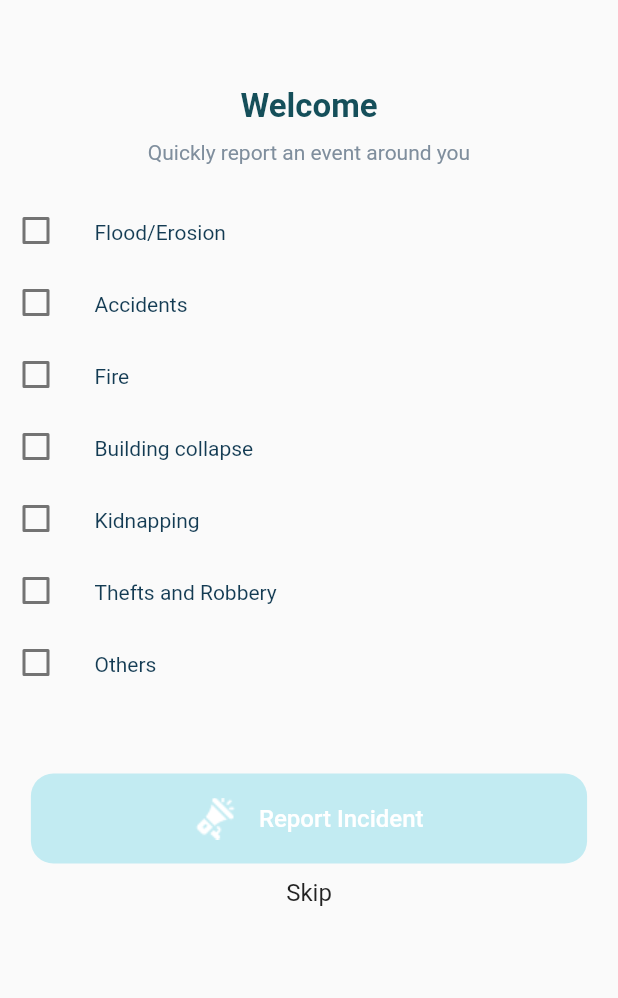
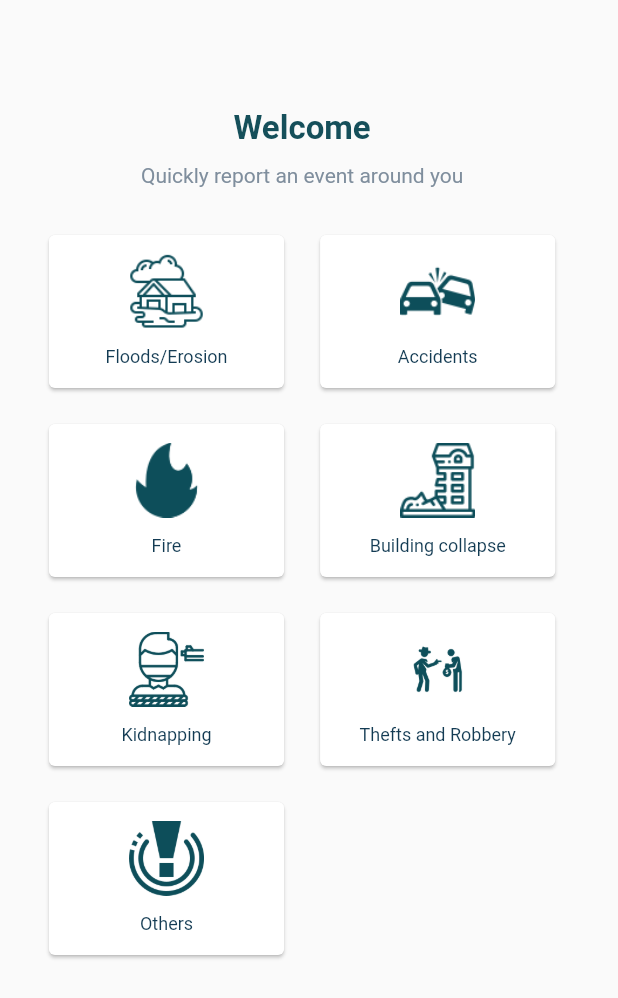
Before and after one commit to Emeka-Chukwu/crisis_it, a Flutter app: the NewMenuHome screen opened directly, on a phone screen of 412 x 824 dp. Shown: the top 998 px of the screen. Run offline on Flutter 3.47's test engine with Material 2 defaults, Android fonts, the phone set to English and light mode, and no system bars; our stand-ins replace audioplayers, cloud_firestore, file_picker, firebase_auth, firebase_core, firebase_dynamic_links and 8 more; missing offline and left inert: flutter_sms, images_picker, light_compressor, record; accounts and stored records are empty; project files that could hold a hidden picture were left out.

Commit message:
changes made

```diff
--- a/lib/src/screens/help/help_details.dart
+++ b/lib/src/screens/help/help_details.dart
@@ -14,7 +14,7 @@ class HelpScreenDetails extends StatelessWidget {
           child: Container(
             child: Column(
               children: [
-                YMargin(Responsive.screenHeight(3, context)),
+                YMargin(Responsive.screenHeight(5, context)),
                 Row(
                   children: [
                     GestureDetector(
--- a/lib/src/screens/menu/new_hom.dart
+++ b/lib/src/screens/menu/new_hom.dart
@@ -9,15 +9,19 @@ class NewMenuHome extends StatelessWidget {
   @override
   Widget build(BuildContext context) {
     return Scaffold(
-      body: Consumer(
+      body: SingleChildScrollView(
+        child: Consumer(
           builder: (context, watch, child) {
             final user = watch(userProvider);
             return Container(
+              padding: EdgeInsets.symmetric(
+                  horizontal: Responsive.screenWidth(5, context)),
               child: Column(
                 children: [
                   YMargin(
                     Responsive.screenHeight(7, context),
                   ),
+                  YMargin(15),
                   Text(
                     "Welcome",
                     style: TextStyle(
@@ -36,97 +40,73 @@ class NewMenuHome extends StatelessWidget {
                     ),
                   ),
                   YMargin(20),
-                IndicentTypeSelector(
-                  incident: "Flood/Erosion",
-                  onTap: () => user.setIndexCategory(1),
-                  user: user,
-                  index: 1,
+                  Wrap(
+                    direction: Axis.horizontal,
+                    children: [
+                      IndicentTypeSelectorSec(
+                        incident: "Floods/Erosion",
+                        onTap: () {
+                          user.setIndexCategory(1);
+                          changeScreen(context, MainScreenDashBoard());
+                        },
+                        imageUrl: "assets/images/flood_.png",
                       ),
-                IndicentTypeSelector(
+                      IndicentTypeSelectorSec(
                         incident: "Accidents",
-                  onTap: () => user.setIndexCategory(2),
-                  user: user,
-                  index: 2,
+                        onTap: () {
+                          user.setIndexCategory(2);
+                          changeScreen(context, MainScreenDashBoard());
+                        },
+                        imageUrl: "assets/images/accidents_.png",
                       ),
-                IndicentTypeSelector(
+                      IndicentTypeSelectorSec(
                         incident: "Fire",
-                  onTap: () => user.setIndexCategory(3),
-                  user: user,
-                  index: 3,
+                        onTap: () {
+                          user.setIndexCategory(3);
+                          changeScreen(context, MainScreenDashBoard());
+                        },
+                        imageUrl: "assets/images/fire_.png",
                       ),
-                IndicentTypeSelector(
+                      IndicentTypeSelectorSec(
                         incident: "Building collapse",
-                  onTap: () => user.setIndexCategory(4),
-                  user: user,
-                  index: 4,
+                        onTap: () {
+                          user.setIndexCategory(4);
+                          changeScreen(context, MainScreenDashBoard());
+                        },
+                        imageUrl: "assets/images/collapse_.png",
                       ),
-                IndicentTypeSelector(
+                      IndicentTypeSelectorSec(
                         incident: "Kidnapping",
-                  onTap: () => user.setIndexCategory(5),
-                  user: user,
-                  index: 5,
+                        onTap: () {
+                          user.setIndexCategory(5);
+                          changeScreen(context, MainScreenDashBoard());
+                        },
+                        imageUrl: "assets/images/kidnapping.png",
                       ),
-                IndicentTypeSelector(
+                      IndicentTypeSelectorSec(
                         incident: "Thefts and Robbery",
-                  onTap: () => user.setIndexCategory(6),
-                  user: user,
-                  index: 6,
+                        onTap: () {
+                          user.setIndexCategory(6);
+                          changeScreen(context, MainScreenDashBoard());
+                        },
+                        imageUrl: "assets/images/robbery.png",
                       ),
-                IndicentTypeSelector(
+                      IndicentTypeSelectorSec(
                         incident: "Others",
-                  onTap: () => user.setIndexCategory(7),
-                  user: user,
-                  index: 7,
+                        onTap: () {
+                          user.setIndexCategory(7);
+                          changeScreen(context, MainScreenDashBoard());
+                        },
+                        imageUrl: "assets/images/crisis.png",
+                      ),
+                    ],
                   ),
                   YMargin(50),
-                GestureDetector(
-                  behavior: HitTestBehavior.opaque,
-                  onTap: () => user.indexCategory != 0
-                      ? changeScreen(context, MainScreenDashBoard())
-                      : null,
-                  child: Container(
-                    width: Responsive.screenWidth(90, context),
-                    height: 60,
-                    decoration: BoxDecoration(
-                      color: user.indexCategory != 0
-                          ? AppColor.darkGreen
-                          : AppColor.cyan,
-                      borderRadius: BorderRadius.circular(15),
-                    ),
-                    child: Row(
-                      mainAxisAlignment: MainAxisAlignment.center,
-                      children: [
-                        Image(
-                          image: AssetImage("megaphone2".png),
-                        ),
-                        XMargin(15),
-                        Text(
-                          "Report Incident",
-                          style: TextStyle(
-                            fontWeight: FontWeight.w500,
-                            color: AppColor.white,
-                            fontSize: 16,
-                          ),
-                        )
-                      ],
-                    ),
-                  ),
-                ),
-                YMargin(10),
-                GestureDetector(
-                  onTap: null,
-                  child: Text(
-                    "Skip",
-                    style: TextStyle(
-                      fontSize: 16,
-                      fontWeight: FontWeight.w400,
-                    ),
-                  ),
-                ),
                 ],
               ),
             );
           },
+        ),
       ),
     );
   }
@@ -168,3 +148,48 @@ class IndicentTypeSelector extends StatelessWidget {
     );
   }
 }
+
+class IndicentTypeSelectorSec extends StatelessWidget {
+  final Function onTap;
+  final String imageUrl;
+  final String incident;
+
+  const IndicentTypeSelectorSec({
+    Key? key,
+    required this.onTap,
+    required this.imageUrl,
+    required this.incident,
+  }) : super(key: key);
+  @override
+  Widget build(BuildContext context) {
+    return GestureDetector(
+      onTap: () => onTap(),
+      child: Container(
+        margin: EdgeInsets.all(8),
+        width: Responsive.screenWidth(40, context),
+        height: 110,
+        child: Card(
+          child: Column(
+            mainAxisAlignment: MainAxisAlignment.center,
+            children: [
+              Image(
+                image: AssetImage(imageUrl),
+                width: Responsive.screenWidth(25, context),
+                height: 50,
+              ),
+              YMargin(10),
+              Text(
+                incident,
+                style: TextStyle(
+                    fontSize: 12,
+                    fontWeight: FontWeight.w400,
+                    height: 1.4,
+                    color: Color(0xff133B53)),
+              )
+            ],
+          ),
+        ),
+      ),
+    );
+  }
+}
```
Also changed, not shown: lib/src/screens/call/call.dart (+24 -2 lines), lib/src/screens/help/help_home.dart (+8 -5 lines), lib/src/screens/menu/new_home_original.dart (added, +170 -0 lines), lib/src/services/uploads.dart (+21 -21 lines), assets/images/accident.png (added), assets/images/accidents_.png (added), assets/images/collapse.png (added), assets/images/collapse_.png (added), assets/images/crisis.png (added), assets/images/crisis_.png (added), assets/images/fire_.png (added), assets/images/fire_category.png (added), assets/images/flood.png (added), assets/images/flood_.png (added), 3 more files, 2 other files. Lines whose indentation alone changed are shown as unchanged.
